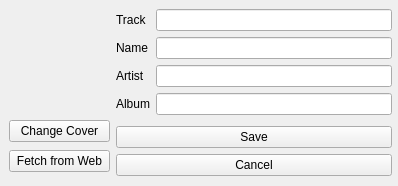
Above: song_editor.ui from fabiomdiniz/Frey before the change. Below: the same form after it.
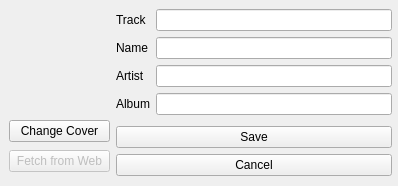
That is the form after the change. Icons and pictures are not drawn.

Patch:
```diff
--- a/song_editor.ui
+++ b/song_editor.ui
@@ -86,6 +86,9 @@
       </item>
       <item>
        <widget class="QPushButton" name="fetch_cover">
+        <property name="enabled">
+         <bool>false</bool>
+        </property>
         <property name="text">
          <string>Fetch from Web</string>
         </property>
```
Left out of the diff: 2 changed lines with no effect on the pictures.
